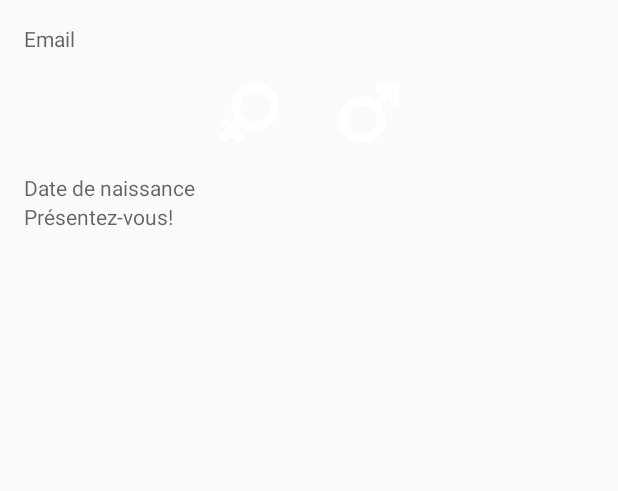
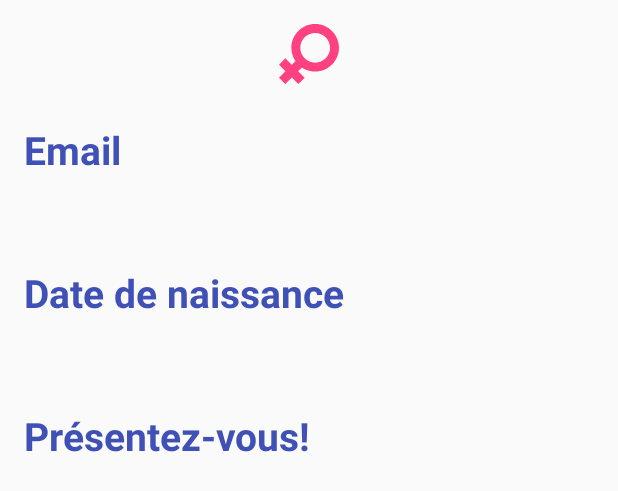
Before and after one commit to MalikPoutchinskaya/Gestion_de_profil, an Android app: the layout content_profile.xml on its own in the app's theme, with its tools: preview values and no code run, on a phone screen of 412 x 824 dp. Shown: the top 491 px of the screen. Run offline under Robolectric (Android 15) with nearby library versions, the phone set to English and light mode, and no system bars.

Commit message:
INITAL COMIT

```diff
--- a/app/src/main/java/com/bouras/malik/gestion_de_profil/viewmodel/EditProfileViewModel.java
+++ b/app/src/main/java/com/bouras/malik/gestion_de_profil/viewmodel/EditProfileViewModel.java
@@ -6,7 +6,9 @@ import android.arch.lifecycle.LiveData;
 import android.databinding.ObservableField;
 import android.support.annotation.NonNull;
 import android.view.View;
+import android.widget.RadioGroup;
 
+import com.bouras.malik.gestion_de_profil.R;
 import com.bouras.malik.gestion_de_profil.model.User;
 import com.bouras.malik.gestion_de_profil.model.dao.AppDataBase;
 import com.bouras.malik.gestion_de_profil.repository.UserRepository;
@@ -64,4 +66,8 @@ public class EditProfileViewModel extends AndroidViewModel {
         user.notifyChange();
     }
 
+    public void onGenderChanged(RadioGroup radioGroup, int id) {
+        user.get().setMasculine(radioGroup.getCheckedRadioButtonId() == R.id.fragment_sign_up_radiobutton_male);
+    }
+
 }
--- a/app/src/main/res/drawable/selector_feminine.xml
+++ b/app/src/main/res/drawable/selector_feminine.xml
@@ -5,10 +5,10 @@
         android:state_checked="true"
         android:state_pressed="true" />
     <item
-        android:drawable="@drawable/ic_femenine"
+        android:drawable="@drawable/ic_femenine_selected"
         android:state_pressed="true" />
     <item
-        android:drawable="@drawable/ic_femenine"
+        android:drawable="@drawable/ic_femenine_selected"
         android:state_checked="true" />
     <item
         android:drawable="@drawable/ic_femenine" />
--- a/app/src/main/res/drawable/selector_masculine.xml
+++ b/app/src/main/res/drawable/selector_masculine.xml
@@ -5,10 +5,10 @@
         android:state_checked="true"
         android:state_pressed="true" />
     <item
-        android:drawable="@drawable/ic_masculine"
+        android:drawable="@drawable/ic_masculine_selected"
         android:state_pressed="true" />
     <item
-        android:drawable="@drawable/ic_masculine"
+        android:drawable="@drawable/ic_masculine_selected"
         android:state_checked="true" />
     <item
         android:drawable="@drawable/ic_masculine" />
--- a/app/src/main/res/layout/content_profile.xml
+++ b/app/src/main/res/layout/content_profile.xml
@@ -30,63 +30,52 @@
             android:layout_height="wrap_content"
             android:orientation="vertical">
 
+            <!-- Sexe -->
+            <ImageView android:layout_height="@dimen/gender_icon_size"
+                android:layout_width="match_parent"
+                app:displaySrcByGender="@{profileVM.user.masculine}"
+                tools:src="@drawable/ic_femenine_selected"/>
+
+            <!-- Email -->
+            <TextView
+                style="@style/title"
+                android:layout_width="match_parent"
+                android:layout_height="wrap_content"
+                android:text="@string/prompt_email" />
+
             <TextView
                 android:id="@+id/fragment_sign_up_email"
                 style="@style/SignUpEditTextReverse"
                 android:layout_width="match_parent"
                 android:layout_height="wrap_content"
-                android:hint="@string/prompt_email"
-                android:maxLines="1"
-                android:text="@={profileVM.user.email}"
-                app:backgroundTint="@color/editTextTintInverse" />
+                android:text="@={profileVM.user.email}" />
 
-
-            <RadioGroup
-                android:id="@+id/fragment_sign_up_radiogroup_gender"
+            <!-- Age -->
+            <TextView
+                style="@style/title"
                 android:layout_width="match_parent"
                 android:layout_height="wrap_content"
-                android:gravity="center"
-                android:orientation="horizontal">
-
-                <RadioButton
-                    android:id="@+id/fragment_sign_up_radiobutton_male"
-                    android:layout_width="40dp"
-                    android:layout_height="40dp"
-                    android:layout_margin="20dp"
-                    android:background="@drawable/selector_feminine"
-                    android:button="@android:color/transparent"
-                    android:checked="@{profileVM.user.masculine}"
-                    android:enabled="false" />
-
-                <RadioButton
-                    android:id="@+id/radioButton"
-                    style="@android:style/Widget.CompoundButton.RadioButton"
-                    android:layout_width="40dp"
-                    android:layout_height="40dp"
-                    android:layout_margin="20dp"
-                    android:background="@drawable/selector_masculine"
-                    android:button="@android:color/transparent"
-                    android:checked="@{!profileVM.user.masculine}"
-                    android:enabled="false" />
-            </RadioGroup>
-
+                android:text="@string/prompt_birthday" />
 
             <TextView
                 android:id="@+id/birthday"
                 style="@style/SignUpEditTextReverse"
                 android:layout_width="match_parent"
                 android:layout_height="wrap_content"
-                android:hint="@string/prompt_birthday"
-                android:maxLines="1"
                 android:text="@={profileVM.user.birthday}" />
 
+            <!-- Description -->
+            <TextView
+                style="@style/title"
+                android:layout_width="match_parent"
+                android:layout_height="wrap_content"
+                android:text="@string/prompt_description" />
 
             <TextView
                 android:id="@+id/description"
                 style="@style/SignUpEditTextReverse"
                 android:layout_width="match_parent"
-                android:layout_height="60dp"
-                android:hint="@string/prompt_description"
+                android:layout_height="wrap_content"
                 android:text="@={profileVM.user.description}" />
 
         </LinearLayout>
--- a/app/src/main/res/values/dimens.xml
+++ b/app/src/main/res/values/dimens.xml
@@ -12,4 +12,7 @@
     <dimen name="spacing_medium">8dp</dimen>
     <dimen name="spacing_large">16dp</dimen>
     <dimen name="spacing_xlarge">32dp</dimen>
+
+
+    <dimen name="gender_icon_size">40dp</dimen>
 </resources>
--- a/app/src/main/res/values/strings.xml
+++ b/app/src/main/res/values/strings.xml
@@ -35,6 +35,7 @@
     <string name="prompt_firstname">Prenom</string>
     <string name="prompt_male">Homme</string>
     <string name="prompt_female">Femme</string>
+    <string name="prompt_gender">Femme</string>
     <string name="prompt_birthday">Date de naissance</string>
     <string name="prompt_description">Présentez-vous!</string>
     <string name="action_sign_up">S\'inscrire</string>
--- a/app/src/main/res/values/styles.xml
+++ b/app/src/main/res/values/styles.xml
@@ -19,7 +19,15 @@
     <style name="SignUpEditText" parent="WhiteText" />
 
     <style name="SignUpEditTextReverse">
+        <item name="android:textSize">18sp</item>
+    </style>
+
+    <style name="title">
         <item name="android:textColor">@color/colorPrimary</item>
+        <item name="android:textStyle">bold</item>
+        <item name="android:textSize">26sp</item>
+        <item name="android:layout_marginTop">26dp</item>
+        <item name="android:layout_marginBottom">9dp</item>
     </style>
 
     <style name="SignUpTextInputLayout" parent="TextAppearance.AppCompat">
```
Also changed, not shown: app/src/main/java/com/bouras/malik/gestion_de_profil/helpers/BindingHelper.java (+10 -0 lines), app/src/main/res/layout/fragment_profile_edit.xml (+12 -15 lines), app/src/main/res/layout/test.xml (deleted, +0 -94 lines).
